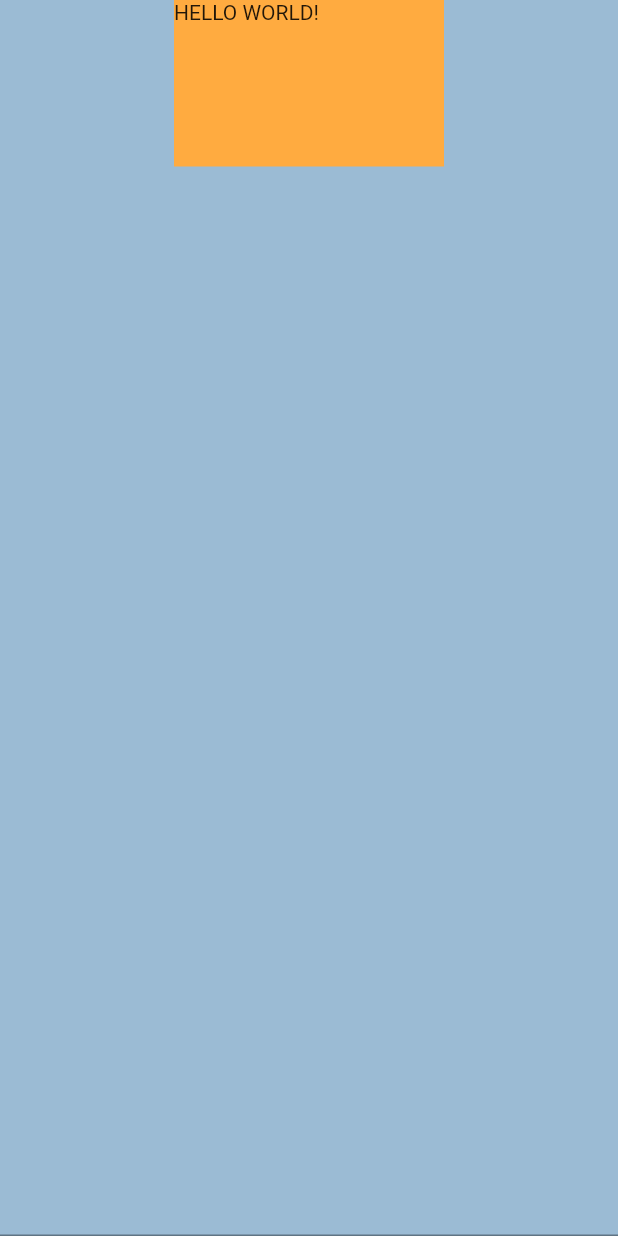
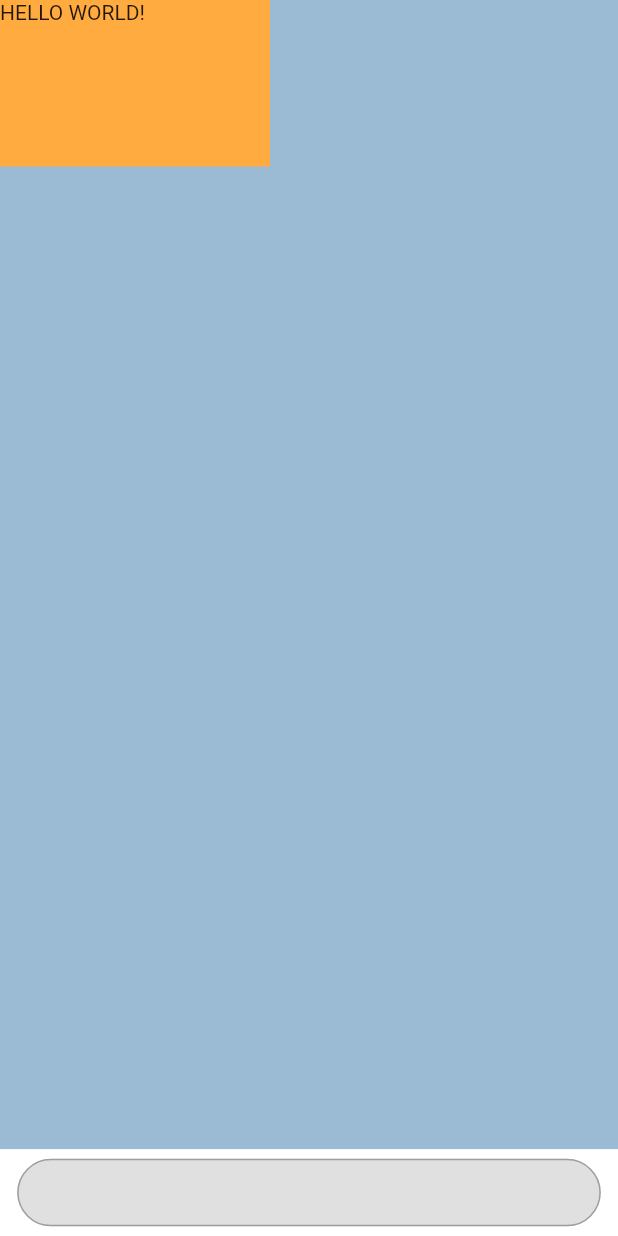
Before and after one commit to spring98/hm10-interface, a Flutter app: the BluetoothWrite screen opened directly, on a phone screen of 412 x 824 dp. Run offline on Flutter 3.47's test engine with Material 2 defaults, Android fonts, the phone set to English and light mode, and no system bars; our stand-ins replace flutter_screenutil, get, permission_handler; missing offline and left inert: dart:ffi, flutter_reactive_ble.

```diff
--- a/lib/views/bluetooth/bluetooth_write.dart
+++ b/lib/views/bluetooth/bluetooth_write.dart
@@ -1,3 +1,7 @@
+// ignore_for_file: prefer_const_constructors, avoid_print, avoid_unnecessary_containers
+
+import 'dart:ffi';
+
 import 'package:flutter/material.dart';
 import 'package:flutter_reactive_ble/flutter_reactive_ble.dart';
 import 'package:get/get.dart';
@@ -21,18 +25,12 @@ class _BluetoothWriteState extends State<BluetoothWrite> {
     deviceId: Constants.deviceID,
   );
 
-  String sendData = '';
-  List<String> sendDataList = [
-    'a',
-    'b',
-    'c',
-    'd',
-    'asdfasdfdfklweufhl;weihfiwefliwehlfiwehfdfdsfsdfsdfdsfdsfdsfdsfdsfdsfdsfdfdsfdsfdsfdsfdsf'
-  ];
-
   List<ChatModel> chatModelList = [];
   TextEditingController textEditingController = TextEditingController();
+  ScrollController scrollController = ScrollController();
   NumberFormat intFormat = NumberFormat('00');
+  bool isEditing = false;
+  String data = '';
 
   @override
   void initState() {
@@ -47,54 +45,146 @@ class _BluetoothWriteState extends State<BluetoothWrite> {
       // print('event: $event');
 
       ChatModel chatModel = ChatModel(
-          chat: chat.substring(0, chat.length - 1),
+          chat: chat.substring(0, chat.length - 2),
           userName: Constants.deviceNAME,
           time:
               '${intFormat.format(DateTime.now().hour)}:${intFormat.format(DateTime.now().minute)}:${intFormat.format(DateTime.now().second)}',
           isUser: false);
       chatModelList.add(chatModel);
       print(chatModelList);
+      scrollController.animateTo(
+          scrollController.position.maxScrollExtent + 65.h,
+          duration: Duration(milliseconds: 100),
+          curve: Curves.ease);
       setState(() {});
     });
   }
 
   @override
+  void dispose() {
+    super.dispose();
+    textEditingController.dispose();
+    scrollController.dispose();
+  }
+
+  @override
   Widget build(BuildContext context) {
     return Scaffold(
+      // appBar: AppBar(),
       backgroundColor: Color(0xFF9BBBD4),
+      resizeToAvoidBottomInset: false,
       body: SafeArea(
-        child: Center(
+        child: SizedBox(
+          height: 600.h,
+          child: SingleChildScrollView(
+            controller: scrollController,
             child: Column(
               children: [
                 _stringButton('HELLO WORLD!\n'),
-              const Expanded(child: SizedBox()),
+                // const Expanded(child: SizedBox()),
                 for (int i = 0; i < chatModelList.length; i++) ...[
                   _chat(i),
                   SizedBox(height: 10.h),
                 ],
-              TextField(
+              ],
+            ),
+          ),
+        ),
+      ),
+      bottomNavigationBar: Container(
+        padding: EdgeInsets.only(
+            bottom: MediaQuery.of(context).viewInsets.bottom + 5.h, top: 5.h),
+        color: Colors.white,
+        child: Row(
+          children: [
+            SizedBox(width: 10.w),
+            Expanded(
+              child: Container(
+                // width: double.infinity,
+                // width: 100,
+                height: 35.h,
+                child: TextFormField(
+                  cursorHeight: 18.h,
                   controller: textEditingController,
-                onSubmitted: (data) async {
-                  setState(() {
-                    sendData = data;
-                    sendDataList.add(data);
+                  decoration: InputDecoration(
+                    contentPadding: EdgeInsets.only(left: 10.w),
+                    suffixIcon: isEditing
+                        ? InkWell(
+                            onTap: () async {
                               ChatModel chatModel = ChatModel(
                                   chat: data,
                                   userName: '',
                                   time:
-                            '${DateTime.now().hour}:${DateTime.now().minute}:${DateTime.now().second}',
+                                      '${intFormat.format(DateTime.now().hour)}:${intFormat.format(DateTime.now().minute)}:${intFormat.format(DateTime.now().second)}',
                                   isUser: true);
                               chatModelList.add(chatModel);
-                  });
+
                               List<int> valueList = ('$data\n').codeUnits;
-                  await flutterReactiveBle.writeCharacteristicWithResponse(
+                              await flutterReactiveBle
+                                  .writeCharacteristicWithResponse(
                                 characteristic,
                                 value: valueList,
                               );
+
+                              scrollController.animateTo(
+                                  scrollController.position.maxScrollExtent +
+                                      40.h,
+                                  duration: Duration(milliseconds: 100),
+                                  curve: Curves.ease);
+
+                              textEditingController.clear();
+                              isEditing = false;
+                              setState(() {});
                             },
+                            child: Container(
+                              margin: EdgeInsets.all(5.w),
+                              decoration: BoxDecoration(
+                                shape: BoxShape.circle,
+                                color: Color(0xFFFEF01B),
+                              ),
+                              child: Icon(
+                                Icons.arrow_upward,
+                                color: Colors.black,
+                              ),
+                            ),
                           )
+                        : Container(margin: EdgeInsets.all(5.w)),
+                    border: OutlineInputBorder(
+                      borderRadius: BorderRadius.all(Radius.circular(20.sp)),
+                      borderSide: BorderSide(
+                        color: Colors.grey,
+                      ),
+                    ),
+                    enabledBorder: OutlineInputBorder(
+                      borderRadius: BorderRadius.all(Radius.circular(20.sp)),
+                      borderSide: BorderSide(
+                        color: Colors.grey,
+                      ),
+                    ),
+                    focusedBorder: OutlineInputBorder(
+                      borderRadius: BorderRadius.all(Radius.circular(20.sp)),
+                      borderSide: BorderSide(
+                        color: Colors.grey,
+                      ),
+                    ),
+                    filled: true,
+                    fillColor: Colors.black12,
+                  ),
+                  onFieldSubmitted: (data) async {},
+                  onChanged: (data) {
+                    this.data = data;
+                    if (data.isNotEmpty) {
+                      isEditing = true;
+                    } else {
+                      isEditing = false;
+                    }
+                    setState(() {});
+                  },
+                ),
+              ),
+            ),
+            SizedBox(width: 10.w),
           ],
-          ),
         ),
       ),
     );
--- a/lib/views/splash.dart
+++ b/lib/views/splash.dart
@@ -1,5 +1,6 @@
 import 'package:flutter/material.dart';
 import 'package:get/get.dart';
+import 'package:hm10_interface/views/bluetooth/bluetooth_list.dart';
 import 'package:permission_handler/permission_handler.dart';
 
 import 'home.dart';
@@ -19,7 +20,7 @@ class _SplashState extends State<Splash> {
   }
 
   Future<void> _getStatuses() async {
-    Map<Permission, PermissionStatus> statuses = await [
+    await [
       Permission.bluetooth,
       Permission.bluetoothAdvertise,
       Permission.bluetoothConnect,
@@ -32,7 +33,7 @@ class _SplashState extends State<Splash> {
         await Permission.bluetoothConnect.isGranted &&
         await Permission.bluetoothAdvertise.isGranted &&
         await Permission.bluetooth.isGranted) {
-      Get.to(() => const Home());
+      Get.to(() => const BluetoothList());
     }
   }
 
```
Also changed, not shown: lib/core/view_models/01_bluetooth/bluetooth_controller.dart (added, +66 -0 lines), lib/utils/draw/my_paint.dart (deleted, +0 -45 lines), lib/utils/draw/quarter_circle.dart (deleted, +0 -77 lines), lib/utils/dropbox/drop_box_data.dart (deleted, +0 -10 lines), lib/utils/search_page.dart (deleted, +0 -95 lines), lib/views/bluetooth/bluetooth_list.dart (+20 -46 lines). Lines whose indentation alone changed are shown as unchanged.
